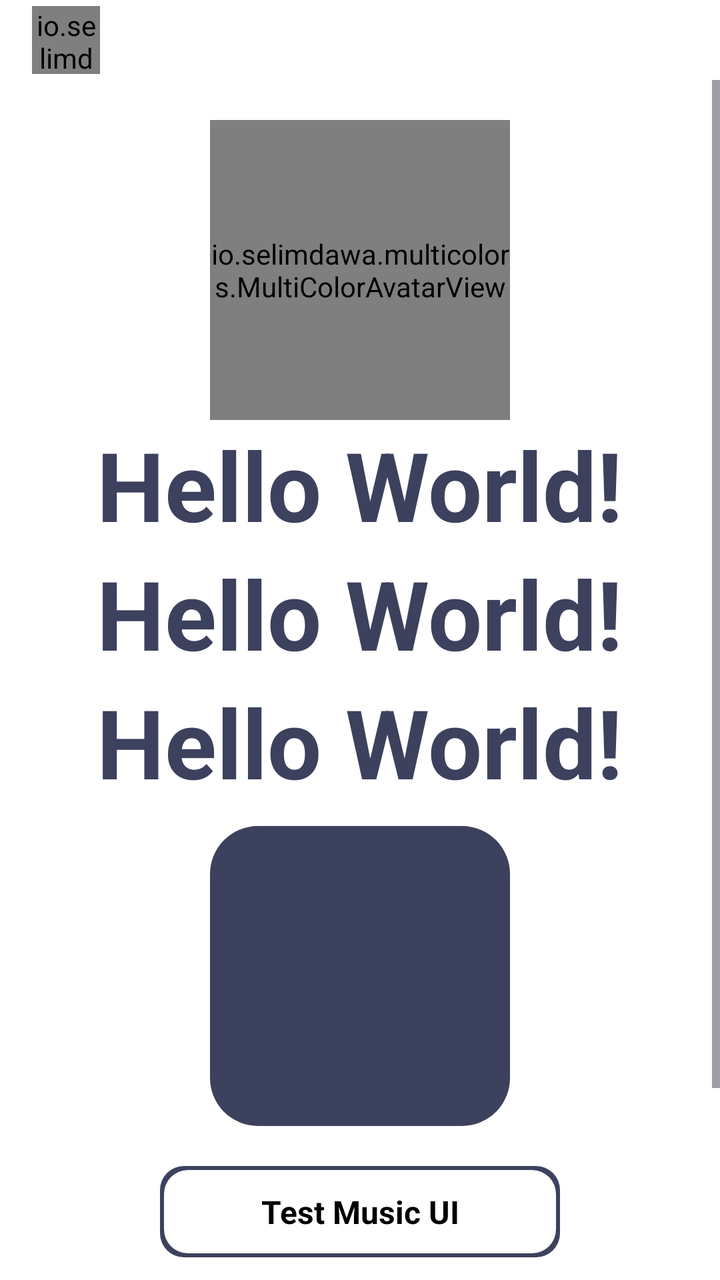
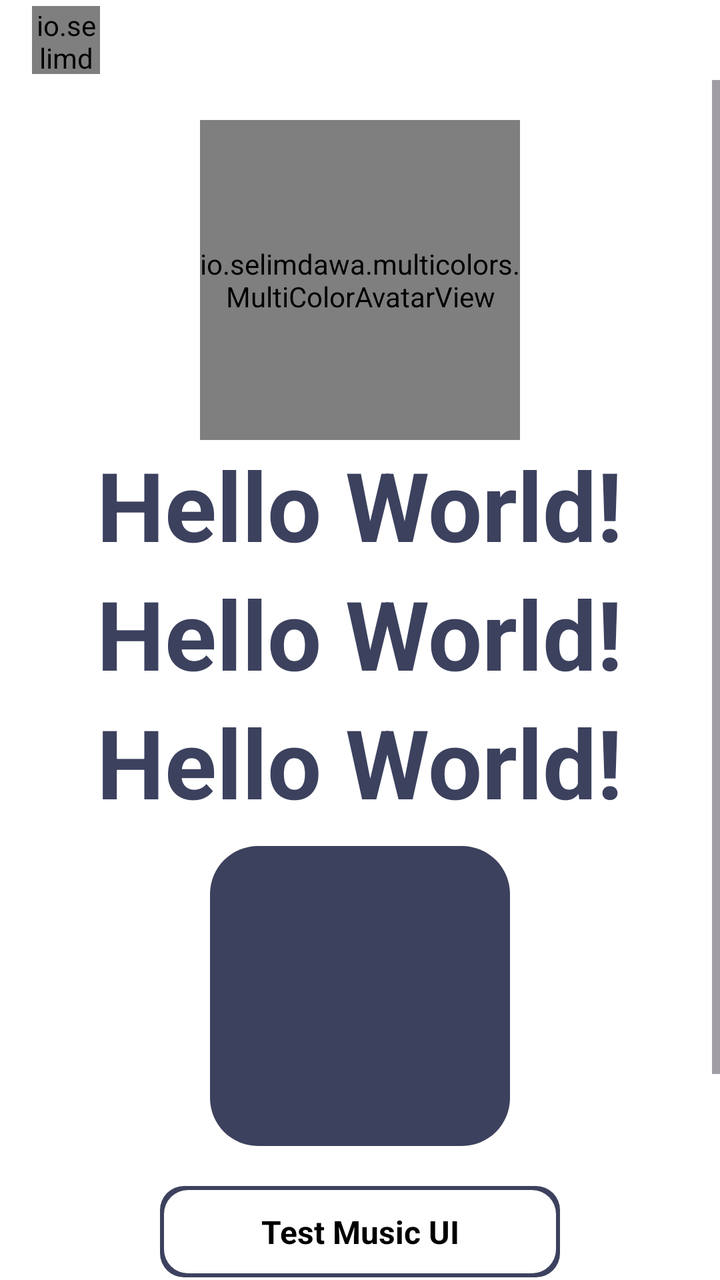

Compare the two renders of this Android layout. The source of the first and the diff that turns it into the second are given below.
<!-- AndroidManifest.xml: application theme Theme.MC.One -->
<!-- res/layout/activity_main.xml -->
<?xml version="1.0" encoding="utf-8"?>
<LinearLayout xmlns:android="http://schemas.android.com/apk/res/android"
    xmlns:app="http://schemas.android.com/apk/res-auto"
    android:layout_width="match_parent"
    android:layout_height="match_parent"
    android:background="?colorOnBackground"
    android:orientation="vertical">

    <include
        android:id="@+id/toolbar"
        layout="@layout/toolbar_main" />

    <ScrollView
        android:layout_width="match_parent"
        android:layout_height="match_parent"
        android:fillViewport="true">

        <LinearLayout
            android:layout_width="match_parent"
            android:layout_height="wrap_content"
            android:gravity="center"
            android:orientation="vertical"
            android:paddingBottom="40dp">

            
            <io.selimdawa.multicolors.MultiColorAvatarView
                android:id="@+id/colorfulAvatar"
                android:layout_width="150dp"
                android:layout_height="150dp"
                android:layout_marginTop="20dp"
                app:mc_animate_border="true"
                app:mc_animate_image="false"
                app:mc_border_rotation_duration="3000"
                app:mc_border_thickness="6dp"
                app:mc_use_rainbow="true" />

            <TextView
            android:layout_width="wrap_content"
            android:layout_height="wrap_content"
            android:layout_gravity="center"
            android:gravity="center"
            android:text="Hello World!"
            android:textColor="?mc_track"
            android:textSize="48sp"
            android:textStyle="bold" />

        <TextView
            android:layout_width="wrap_content"
            android:layout_height="wrap_content"
            android:layout_gravity="center"
            android:gravity="center"
            android:text="Hello World!"
            android:textColor="?mc_tick"
            android:textSize="48sp"
            android:textStyle="bold" />

        <TextView
            android:layout_width="wrap_content"
            android:layout_height="wrap_content"
            android:layout_gravity="center"
            android:gravity="center"
            android:text="Hello World!"
            android:textColor="?mc_track"
            android:textSize="48sp"
            android:textStyle="bold" />

        <com.google.android.material.card.MaterialCardView
            android:layout_width="150dp"
            android:layout_height="150dp"
            android:layout_marginTop="10dp"
            app:cardCornerRadius="24dp"
            app:cardElevation="0dp"
            app:cardPreventCornerOverlap="true"
            app:strokeWidth="0dp">

            <View
                android:layout_width="match_parent"
                android:layout_height="match_parent"
                android:background="?mc_bg" />

        </com.google.android.material.card.MaterialCardView>

        <FrameLayout
            android:id="@+id/trans"
            android:layout_width="200dp"
            android:layout_height="wrap_content"
            android:layout_margin="20dp"
            android:background="@drawable/background_border"
            android:clickable="true"
            android:focusable="true"
            android:foreground="?selectableItemBackground">

            <TextView
                android:layout_width="match_parent"
                android:layout_height="wrap_content"
                android:gravity="center"
                android:padding="12dp"
                android:text="@string/test_music_ui"
                android:textColor="?colorError"
                android:textSize="16sp"
                android:textStyle="bold" />

        </FrameLayout>

        <FrameLayout
            android:id="@+id/btnNightMode"
            android:layout_width="200dp"
            android:layout_height="wrap_content"
            android:layout_margin="10dp"
            android:background="@drawable/background_border"
            android:clickable="true"
            android:focusable="true"
            android:foreground="?selectableItemBackground">

            <TextView
                android:id="@+id/tvNightMode"
                android:layout_width="match_parent"
                android:layout_height="wrap_content"
                android:gravity="center"
                android:padding="12dp"
                android:text="@string/dark_mode"
                android:textColor="?mc_track"
                android:textSize="16sp"
                android:textStyle="bold" />

        </FrameLayout>

    </LinearLayout>

    </ScrollView>

</LinearLayout>
<!-- res/layout/toolbar_main.xml (included above) -->
<?xml version="1.0" encoding="utf-8"?>
<LinearLayout xmlns:android="http://schemas.android.com/apk/res/android"
    android:id="@+id/card"
    android:layout_width="match_parent"
    android:layout_height="40dp"
    android:background="?colorOnBackground"
    android:gravity="center_vertical"
    android:orientation="horizontal"
    android:paddingStart="16dp"
    android:paddingEnd="16dp">

    <io.selimdawa.multicolors.MultiColorButton
        android:layout_width="34dp"
        android:layout_height="34dp" />

</LinearLayout>
<!-- resources referenced by this layout -->
<resources>
  <!-- drawable background_border (drawable) -->
  <?xml version="1.0" encoding="utf-8"?>
  <layer-list xmlns:android="http://schemas.android.com/apk/res/android">
      <item>
          <shape android:shape="rectangle">
              <gradient
                  android:angle="45"
                  android:endColor="?mc_tick"
                  android:startColor="?mc_track"
                  android:type="linear" />
              <corners android:radius="12dp" />
          </shape>
      </item>
      <item
          android:bottom="2dp"
          android:left="2dp"
          android:right="2dp"
          android:top="2dp">
          <shape android:shape="rectangle">
              <solid android:color="?attr/colorOnBackground" />
              <corners android:radius="12dp" />
          </shape>
      </item>
  </layer-list>
  <string name="dark_mode">Dark Mode</string>
  <string name="test_music_ui">Test Music UI</string>
  <style name="Theme.MC.One" parent="MC_Base_Theme">
          <item name="mc_bg">@color/mc_basic_light</item>
          <item name="mc_tick">@color/mc_basic_light</item>
          <item name="mc_track">@color/mc_basic_light</item>
      </style>
  <style name="MC_Base_Theme" parent="Theme.Material3.DayNight.NoActionBar">
          <item name="android:statusBarColor">@color/mc_white</item>
          <item name="android:windowLightStatusBar">true</item>
          <item name="android:navigationBarColor">@color/mc_white</item>
          <item name="android:windowLightNavigationBar" tools:targetApi="o_mr1">true</item>
          <item name="android:windowBackground">?colorOnBackground</item>
          <item name="android:forceDarkAllowed" tools:targetApi="q">false</item>
          <item name="colorControlActivated">@color/mc_dark</item>
          <item name="checkboxStyle">@style/Widget.App.CheckBox</item>
          <item name="colorPrimary">@color/mc_colorPrimary</item>
          <item name="colorOnBackground">@color/mc_white</item>
          <item name="colorError">@color/mc_dark</item>
          <item name="mc_bg">@color/mc_basic_light</item>
          <item name="mc_tick">@color/mc_basic_light</item>
          <item name="mc_track">@color/mc_basic_light</item>
          <item name="mc_center">@color/mc_basic_light</item>
      </style>
  <color name="mc_basic_light">#3c415e</color>
  <color name="mc_white">#ffffff</color>
  <color name="mc_dark">#000000</color>
  <style name="Widget.App.CheckBox" parent="Widget.Material3.CompoundButton.CheckBox">
          
          <item name="buttonTint">@color/mc_dark</item>
      </style>
  <color name="mc_colorPrimary">#fff</color>
</resources>

<!-- the commit's change to res/layout/activity_main.xml (unified diff, before → after) -->
@@ -22,17 +22,21 @@
             android:orientation="vertical"
             android:paddingBottom="40dp">
 
-            
             <io.selimdawa.multicolors.MultiColorAvatarView
                 android:id="@+id/colorfulAvatar"
-                android:layout_width="150dp"
-                android:layout_height="150dp"
+                android:layout_width="160dp"
+                android:layout_height="160dp"
                 android:layout_marginTop="20dp"
                 app:mc_animate_border="true"
+                app:mc_image_scale_type="centerCrop"
                 app:mc_animate_image="false"
                 app:mc_border_rotation_duration="3000"
                 app:mc_border_thickness="6dp"
-                app:mc_use_rainbow="true" />
+                app:mc_use_rainbow="true"
+                app:mc_glow_radius="10dp"
+                app:mc_glow_alpha="0.6"
+                app:mc_image_src="@color/image_profile"
+                app:mc_image_background="?mc_track" />
 
             <TextView
             android:layout_width="wrap_content"
<!-- resource entries referenced after the edit -->
@@ -1,5 +1,6 @@
 <!-- resources referenced by this layout -->
 <resources>
+  <color name="image_profile">#e0e0e0</color>
   <!-- drawable background_border (drawable) -->
   <?xml version="1.0" encoding="utf-8"?>
   <layer-list xmlns:android="http://schemas.android.com/apk/res/android">
